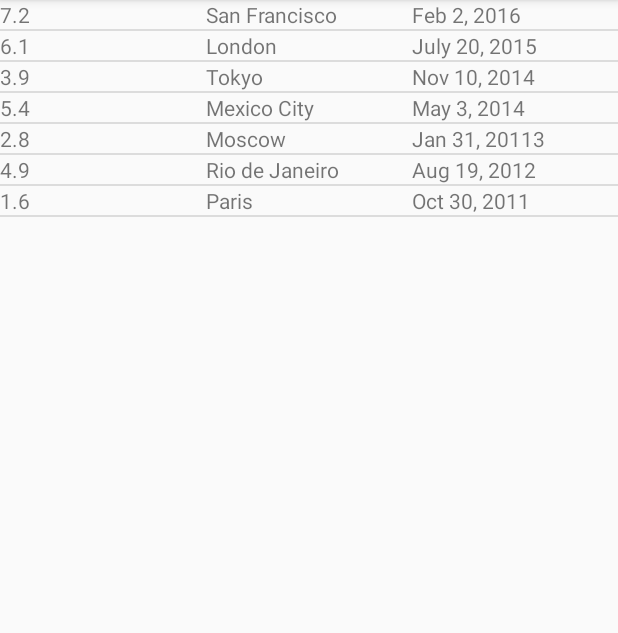
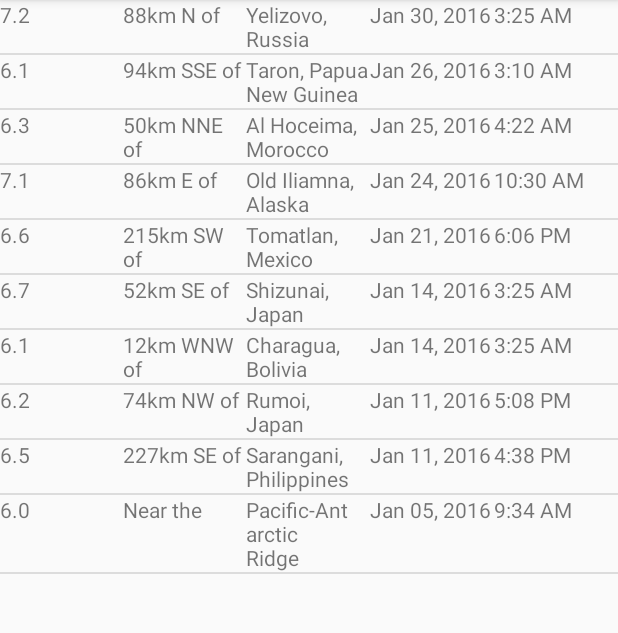
Before and after one commit to baguiar428/ABND-Earthquake_App, an Android app: the screen it shows after launch (EarthquakeActivity), on a phone screen of 412 x 824 dp, the part 84-717 px from its top. Run offline under Robolectric (Android 15) with nearby library versions, the phone set to English and light mode, and no system bars.

Commit message:
Added string formatting for JSON Parsing and updated textviews to display new formatting

```diff
--- a/app/src/main/java/com/example/android/quakereport/Earthquake.java
+++ b/app/src/main/java/com/example/android/quakereport/Earthquake.java
@@ -3,29 +3,29 @@ package com.example.android.quakereport;
 public class Earthquake {
 
     //Create private variables for Earthquake Class
-    private String mMagnitude;
+    private Double mMagnitude;
 
-    private String mCity;
+    private String mLocation;
 
-    private String mDate;
+    private long mTimeInMilliseconds;
 
 
     //Constructer for Earthquake
-    public Earthquake(String magnitude, String city, String date){
+    public Earthquake(Double magnitude, String location, long timeInMilliseconds){
         mMagnitude = magnitude;
-        mCity = city;
-        mDate = date;
+        mLocation = location;
+        mTimeInMilliseconds = timeInMilliseconds;
     }
 
-    public String getMagnitude() {
+    public Double getMagnitude() {
         return mMagnitude;
     }
 
-    public String getCity() {
-        return mCity;
+    public String getLocation() {
+        return mLocation;
     }
 
-    public String getDate() {
-        return mDate;
+    public long getTimeInMilliseconds() {
+        return mTimeInMilliseconds;
     }
 }
--- a/app/src/main/java/com/example/android/quakereport/EarthquakeActivity.java
+++ b/app/src/main/java/com/example/android/quakereport/EarthquakeActivity.java
@@ -31,15 +31,8 @@ public class EarthquakeActivity extends AppCompatActivity {
         super.onCreate(savedInstanceState);
         setContentView(R.layout.earthquake_activity);
 
-        // Create a fake list of earthquake locations.
-        ArrayList<Earthquake> earthquakes = new ArrayList<>();
-        earthquakes.add(new Earthquake("7.2","San Francisco","Feb 2, 2016"));
-        earthquakes.add(new Earthquake("6.1","London","July 20, 2015"));
-        earthquakes.add(new Earthquake("3.9","Tokyo","Nov 10, 2014"));
-        earthquakes.add(new Earthquake("5.4","Mexico City","May 3, 2014"));
-        earthquakes.add(new Earthquake("2.8","Moscow","Jan 31, 20113"));
-        earthquakes.add(new Earthquake("4.9","Rio de Janeiro", "Aug 19, 2012"));
-        earthquakes.add(new Earthquake("1.6","Paris","Oct 30, 2011"));
+        //Get the list of earthquakes from {@link QueryUtils}
+        ArrayList<Earthquake> earthquakes = QueryUtils.extractEarthquakes();
 
         // Create a new {@link ArrayAdapter} of earthquakes
         EarthquakeAdapter adapter = new EarthquakeAdapter(this, earthquakes);
--- a/app/src/main/java/com/example/android/quakereport/EarthquakeAdapter.java
+++ b/app/src/main/java/com/example/android/quakereport/EarthquakeAdapter.java
@@ -9,9 +9,14 @@ import android.view.ViewGroup;
 import android.widget.ArrayAdapter;
 import android.widget.TextView;
 
+import java.text.DecimalFormat;
+import java.text.SimpleDateFormat;
 import java.util.ArrayList;
+import java.util.Date;
 
 public class EarthquakeAdapter extends ArrayAdapter<Earthquake> {
+
+    private static final String LOCATION_SEPARATOR = " of ";
 
     public EarthquakeAdapter(Activity context, ArrayList<Earthquake> earthquakes) {
         // Here, we initialize the ArrayAdapter's internal storage for the context and the list.
@@ -32,21 +37,76 @@ public class EarthquakeAdapter extends ArrayAdapter<Earthquake> {
 
         Earthquake currentEarthquake = getItem(position);
 
+        String originalLocation = currentEarthquake.getLocation();
+        String primaryLocation;
+        String locationOffset;
+
         //Find the Text View in the List_earthquake layout with ID - magnitude_text_view
         TextView magnitudeTextView = (TextView) listItemView.findViewById(R.id.magnitude_text_view);
+        //Format the magnitude to show 1 decimal place
+        String formattedMagnitude = formatMagnitude(currentEarthquake.getMagnitude());
+        //Display the magnitude of the current earthquake in that TextView
+        magnitudeTextView.setText(formattedMagnitude);
+
+        if (originalLocation.contains(LOCATION_SEPARATOR)) {
+            String[] parts = originalLocation.split(LOCATION_SEPARATOR);
+            locationOffset = parts[0] + LOCATION_SEPARATOR;
+            primaryLocation = parts[1];
+        } else {
+            locationOffset = getContext().getString(R.string.near_the);
+            primaryLocation = originalLocation;
+        }
+
+        //Find the Text View in the List_earthquake layout with ID - location_offset_text_view
+        TextView locationOffsetTextView = (TextView) listItemView.findViewById(R.id.location_offset_text_view);
         //Get the current earthquake from the earthquake object and set it on the Text View
-        magnitudeTextView.setText(currentEarthquake.getMagnitude());
+        locationOffsetTextView.setText(locationOffset);
 
-        //Find the Text View in the List_earthquake layout with ID - city_text_view
-        TextView cityTextView = (TextView) listItemView.findViewById(R.id.city_text_view);
-        //Get the current earthquake from the earthquake object and set it on the Text View
-        cityTextView.setText(currentEarthquake.getCity());
+        //Find the Text View in the List_earthquake layout with ID - primary_location_text_view
+        TextView primaryLocationTextView = (TextView) listItemView.findViewById(R.id.primary_location_text_view);
+        primaryLocationTextView.setText(primaryLocation);
+
+        //Create a new Date object from the time in milliseconds of the earthquake
+        Date dateObject = new Date(currentEarthquake.getTimeInMilliseconds());
 
         //Find the Text View in the List_earthquake layout with ID - date_text_view
         TextView dateTextView = (TextView) listItemView.findViewById(R.id.date_text_view);
-        //Get the current earthquake from the earthquake object and set it on the Text View
-        dateTextView.setText(currentEarthquake.getDate());
+        //Format the date string (i.e: "April 28, 1986")
+        String formattedDate = formatDate(dateObject);
+        //Display the date of the current earthquake in the date_text_view
+        dateTextView.setText(formattedDate);
+
+        //Find the Text View in the List_earthquake layout with ID - time_text_view
+        TextView timeTextView = (TextView) listItemView.findViewById(R.id.time_text_view);
+        //Format the time string (i.e: "4:20PM")
+        String formattedTime = formatTime(dateObject);
+        timeTextView.setText(formattedTime);
 
         return  listItemView;
     }
+
+    /**
+     * Return the formatted date string (i.e. "Mar 3, 1984") from a Date object.
+     */
+    private String formatDate(Date dateObject) {
+        SimpleDateFormat dateFormat = new SimpleDateFormat("LLL dd, yyyy");
+        return dateFormat.format(dateObject);
+    }
+
+    /**
+     * Return the formatted date string (i.e. "4:30 PM") from a Date object.
+     */
+    private String formatTime(Date dateObject) {
+        SimpleDateFormat timeFormat = new SimpleDateFormat("h:mm a");
+        return timeFormat.format(dateObject);
+    }
+
+    /**
+     * Return the formatted magnitude string showing 1 decimal place (i.e. "3.2")
+     * from a decimal magnitude value.
+     */
+    private String formatMagnitude(double magnitude) {
+        DecimalFormat magnitudeFormat = new DecimalFormat("0.0");
+        return magnitudeFormat.format(magnitude);
+    }
 }
--- /dev/null
+++ b/app/src/main/java/com/example/android/quakereport/QueryUtils.java
@@ -0,0 +1,85 @@
+package com.example.android.quakereport;
+
+import android.util.Log;
+
+import org.json.JSONArray;
+import org.json.JSONException;
+import org.json.JSONObject;
+
+import java.util.ArrayList;
+
+/**
+ * Helper methods related to requesting and receiving earthquake data from USGS.
+ */
+public final class QueryUtils {
+
+    /** Sample JSON response for a USGS query */
+    private static final String SAMPLE_JSON_RESPONSE = "{\"type\":\"FeatureCollection\",\"metadata\":{\"generated\":1462295443000,\"url\":\"http://earthquake.usgs.gov/fdsnws/event/1/query?format=geojson&starttime=2016-01-01&endtime=2016-01-31&minmag=6&limit=10\",\"title\":\"USGS Earthquakes\",\"status\":200,\"api\":\"1.5.2\",\"limit\":10,\"offset\":1,\"count\":10},\"features\":[{\"type\":\"Feature\",\"properties\":{\"mag\":7.2,\"place\":\"88km N of Yelizovo, Russia\",\"time\":1454124312220,\"updated\":1460674294040,\"tz\":720,\"url\":\"http://earthquake.usgs.gov/earthquakes/eventpage/us20004vvx\",\"detail\":\"http://earthquake.usgs.gov/fdsnws/event/1/query?eventid=us20004vvx&format=geojson\",\"felt\":2,\"cdi\":3.4,\"mmi\":5.82,\"alert\":\"green\",\"status\":\"reviewed\",\"tsunami\":1,\"sig\":798,\"net\":\"us\",\"code\":\"20004vvx\",\"ids\":\",at00o1qxho,pt16030050,us20004vvx,gcmt20160130032510,\",\"sources\":\",at,pt,us,gcmt,\",\"types\":\",cap,dyfi,finite-fault,general-link,general-text,geoserve,impact-link,impact-text,losspager,moment-tensor,nearby-cities,origin,phase-data,shakemap,tectonic-summary,\",\"nst\":null,\"dmin\":0.958,\"rms\":1.19,\"gap\":17,\"magType\":\"mww\",\"type\":\"earthquake\",\"title\":\"M 7.2 - 88km N of Yelizovo, Russia\"},\"geometry\":{\"type\":\"Point\",\"coordinates\":[158.5463,53.9776,177]},\"id\":\"us20004vvx\"},\n" +
+            "{\"type\":\"Feature\",\"properties\":{\"mag\":6.1,\"place\":\"94km SSE of Taron, Papua New Guinea\",\"time\":1453777820750,\"updated\":1460156775040,\"tz\":600,\"url\":\"http://earthquake.usgs.gov/earthquakes/eventpage/us20004uks\",\"detail\":\"http://earthquake.usgs.gov/fdsnws/event/1/query?eventid=us20004uks&format=geojson\",\"felt\":null,\"cdi\":null,\"mmi\":4.1,\"alert\":\"green\",\"status\":\"reviewed\",\"tsunami\":1,\"sig\":572,\"net\":\"us\",\"code\":\"20004uks\",\"ids\":\",us20004uks,gcmt20160126031023,\",\"sources\":\",us,gcmt,\",\"types\":\",cap,geoserve,losspager,moment-tensor,nearby-cities,origin,phase-data,shakemap,tectonic-summary,\",\"nst\":null,\"dmin\":1.537,\"rms\":0.74,\"gap\":25,\"magType\":\"mww\",\"type\":\"earthquake\",\"title\":\"M 6.1 - 94km SSE of Taron, Papua New Guinea\"},\"geometry\":{\"type\":\"Point\",\"coordinates\":[153.2454,-5.2952,26]},\"id\":\"us20004uks\"},\n" +
+            "{\"type\":\"Feature\",\"properties\":{\"mag\":6.3,\"place\":\"50km NNE of Al Hoceima, Morocco\",\"time\":1453695722730,\"updated\":1460156773040,\"tz\":0,\"url\":\"http://earthquake.usgs.gov/earthquakes/eventpage/us10004gy9\",\"detail\":\"http://earthquake.usgs.gov/fdsnws/event/1/query?eventid=us10004gy9&format=geojson\",\"felt\":117,\"cdi\":7.2,\"mmi\":5.28,\"alert\":\"green\",\"status\":\"reviewed\",\"tsunami\":0,\"sig\":695,\"net\":\"us\",\"code\":\"10004gy9\",\"ids\":\",us10004gy9,gcmt20160125042203,\",\"sources\":\",us,gcmt,\",\"types\":\",cap,dyfi,geoserve,impact-text,losspager,moment-tensor,nearby-cities,origin,phase-data,shakemap,tectonic-summary,\",\"nst\":null,\"dmin\":2.201,\"rms\":0.92,\"gap\":20,\"magType\":\"mww\",\"type\":\"earthquake\",\"title\":\"M 6.3 - 50km NNE of Al Hoceima, Morocco\"},\"geometry\":{\"type\":\"Point\",\"coordinates\":[-3.6818,35.6493,12]},\"id\":\"us10004gy9\"},\n" +
+            "{\"type\":\"Feature\",\"properties\":{\"mag\":7.1,\"place\":\"86km E of Old Iliamna, Alaska\",\"time\":1453631430230,\"updated\":1460156770040,\"tz\":-540,\"url\":\"http://earthquake.usgs.gov/earthquakes/eventpage/us10004gqp\",\"detail\":\"http://earthquake.usgs.gov/fdsnws/event/1/query?eventid=us10004gqp&format=geojson\",\"felt\":1816,\"cdi\":7.2,\"mmi\":6.6,\"alert\":\"green\",\"status\":\"reviewed\",\"tsunami\":1,\"sig\":1496,\"net\":\"us\",\"code\":\"10004gqp\",\"ids\":\",at00o1gd6r,us10004gqp,ak12496371,gcmt20160124103030,\",\"sources\":\",at,us,ak,gcmt,\",\"types\":\",cap,dyfi,finite-fault,general-link,general-text,geoserve,impact-link,impact-text,losspager,moment-tensor,nearby-cities,origin,phase-data,shakemap,tectonic-summary,trump-origin,\",\"nst\":null,\"dmin\":0.72,\"rms\":2.11,\"gap\":19,\"magType\":\"mww\",\"type\":\"earthquake\",\"title\":\"M 7.1 - 86km E of Old Iliamna, Alaska\"},\"geometry\":{\"type\":\"Point\",\"coordinates\":[-153.4051,59.6363,129]},\"id\":\"us10004gqp\"},\n" +
+            "{\"type\":\"Feature\",\"properties\":{\"mag\":6.6,\"place\":\"215km SW of Tomatlan, Mexico\",\"time\":1453399617650,\"updated\":1459963829040,\"tz\":-420,\"url\":\"http://earthquake.usgs.gov/earthquakes/eventpage/us10004g4l\",\"detail\":\"http://earthquake.usgs.gov/fdsnws/event/1/query?eventid=us10004g4l&format=geojson\",\"felt\":11,\"cdi\":2.7,\"mmi\":3.92,\"alert\":\"green\",\"status\":\"reviewed\",\"tsunami\":1,\"sig\":673,\"net\":\"us\",\"code\":\"10004g4l\",\"ids\":\",at00o1bebo,pt16021050,us10004g4l,gcmt20160121180659,\",\"sources\":\",at,pt,us,gcmt,\",\"types\":\",cap,dyfi,geoserve,impact-link,impact-text,losspager,moment-tensor,nearby-cities,origin,phase-data,shakemap,tectonic-summary,\",\"nst\":null,\"dmin\":2.413,\"rms\":0.98,\"gap\":74,\"magType\":\"mww\",\"type\":\"earthquake\",\"title\":\"M 6.6 - 215km SW of Tomatlan, Mexico\"},\"geometry\":{\"type\":\"Point\",\"coordinates\":[-106.9337,18.8239,10]},\"id\":\"us10004g4l\"},\n" +
+            "{\"type\":\"Feature\",\"properties\":{\"mag\":6.7,\"place\":\"52km SE of Shizunai, Japan\",\"time\":1452741933640,\"updated\":1459304879040,\"tz\":540,\"url\":\"http://earthquake.usgs.gov/earthquakes/eventpage/us10004ebx\",\"detail\":\"http://earthquake.usgs.gov/fdsnws/event/1/query?eventid=us10004ebx&format=geojson\",\"felt\":51,\"cdi\":5.8,\"mmi\":6.45,\"alert\":\"green\",\"status\":\"reviewed\",\"tsunami\":1,\"sig\":720,\"net\":\"us\",\"code\":\"10004ebx\",\"ids\":\",us10004ebx,pt16014050,at00o0xauk,gcmt20160114032534,\",\"sources\":\",us,pt,at,gcmt,\",\"types\":\",associate,cap,dyfi,geoserve,impact-link,impact-text,losspager,moment-tensor,nearby-cities,origin,phase-data,shakemap,\",\"nst\":null,\"dmin\":0.281,\"rms\":0.98,\"gap\":22,\"magType\":\"mww\",\"type\":\"earthquake\",\"title\":\"M 6.7 - 52km SE of Shizunai, Japan\"},\"geometry\":{\"type\":\"Point\",\"coordinates\":[142.781,41.9723,46]},\"id\":\"us10004ebx\"},\n" +
+            "{\"type\":\"Feature\",\"properties\":{\"mag\":6.1,\"place\":\"12km WNW of Charagua, Bolivia\",\"time\":1452741928270,\"updated\":1459304879040,\"tz\":-240,\"url\":\"http://earthquake.usgs.gov/earthquakes/eventpage/us10004ebw\",\"detail\":\"http://earthquake.usgs.gov/fdsnws/event/1/query?eventid=us10004ebw&format=geojson\",\"felt\":3,\"cdi\":2.2,\"mmi\":2.21,\"alert\":\"green\",\"status\":\"reviewed\",\"tsunami\":0,\"sig\":573,\"net\":\"us\",\"code\":\"10004ebw\",\"ids\":\",us10004ebw,gcmt20160114032528,\",\"sources\":\",us,gcmt,\",\"types\":\",cap,dyfi,geoserve,impact-text,losspager,moment-tensor,nearby-cities,origin,phase-data,shakemap,tectonic-summary,\",\"nst\":null,\"dmin\":5.492,\"rms\":1.04,\"gap\":16,\"magType\":\"mww\",\"type\":\"earthquake\",\"title\":\"M 6.1 - 12km WNW of Charagua, Bolivia\"},\"geometry\":{\"type\":\"Point\",\"coordinates\":[-63.3288,-19.7597,582.56]},\"id\":\"us10004ebw\"},\n" +
+            "{\"type\":\"Feature\",\"properties\":{\"mag\":6.2,\"place\":\"74km NW of Rumoi, Japan\",\"time\":1452532083920,\"updated\":1459304875040,\"tz\":540,\"url\":\"http://earthquake.usgs.gov/earthquakes/eventpage/us10004djn\",\"detail\":\"http://earthquake.usgs.gov/fdsnws/event/1/query?eventid=us10004djn&format=geojson\",\"felt\":8,\"cdi\":3.4,\"mmi\":3.74,\"alert\":\"green\",\"status\":\"reviewed\",\"tsunami\":0,\"sig\":594,\"net\":\"us\",\"code\":\"10004djn\",\"ids\":\",us10004djn,gcmt20160111170803,\",\"sources\":\",us,gcmt,\",\"types\":\",cap,dyfi,geoserve,impact-text,losspager,moment-tensor,nearby-cities,origin,phase-data,shakemap,tectonic-summary,\",\"nst\":null,\"dmin\":1.139,\"rms\":0.96,\"gap\":33,\"magType\":\"mww\",\"type\":\"earthquake\",\"title\":\"M 6.2 - 74km NW of Rumoi, Japan\"},\"geometry\":{\"type\":\"Point\",\"coordinates\":[141.0867,44.4761,238.81]},\"id\":\"us10004djn\"},\n" +
+            "{\"type\":\"Feature\",\"properties\":{\"mag\":6.5,\"place\":\"227km SE of Sarangani, Philippines\",\"time\":1452530285900,\"updated\":1459304874040,\"tz\":480,\"url\":\"http://earthquake.usgs.gov/earthquakes/eventpage/us10004dj5\",\"detail\":\"http://earthquake.usgs.gov/fdsnws/event/1/query?eventid=us10004dj5&format=geojson\",\"felt\":1,\"cdi\":2.7,\"mmi\":7.5,\"alert\":\"green\",\"status\":\"reviewed\",\"tsunami\":1,\"sig\":650,\"net\":\"us\",\"code\":\"10004dj5\",\"ids\":\",at00o0srjp,pt16011050,us10004dj5,gcmt20160111163807,\",\"sources\":\",at,pt,us,gcmt,\",\"types\":\",cap,dyfi,geoserve,impact-link,impact-text,losspager,moment-tensor,nearby-cities,origin,phase-data,shakemap,tectonic-summary,\",\"nst\":null,\"dmin\":3.144,\"rms\":0.72,\"gap\":22,\"magType\":\"mww\",\"type\":\"earthquake\",\"title\":\"M 6.5 - 227km SE of Sarangani, Philippines\"},\"geometry\":{\"type\":\"Point\",\"coordinates\":[126.8621,3.8965,13]},\"id\":\"us10004dj5\"},\n" +
+            "{\"type\":\"Feature\",\"properties\":{\"mag\":6,\"place\":\"Pacific-Antarctic Ridge\",\"time\":1451986454620,\"updated\":1459202978040,\"tz\":-540,\"url\":\"http://earthquake.usgs.gov/earthquakes/eventpage/us10004bgk\",\"detail\":\"http://earthquake.usgs.gov/fdsnws/event/1/query?eventid=us10004bgk&format=geojson\",\"felt\":0,\"cdi\":1,\"mmi\":0,\"alert\":\"green\",\"status\":\"reviewed\",\"tsunami\":0,\"sig\":554,\"net\":\"us\",\"code\":\"10004bgk\",\"ids\":\",us10004bgk,gcmt20160105093415,\",\"sources\":\",us,gcmt,\",\"types\":\",cap,dyfi,geoserve,losspager,moment-tensor,nearby-cities,origin,phase-data,shakemap,\",\"nst\":null,\"dmin\":30.75,\"rms\":0.67,\"gap\":71,\"magType\":\"mww\",\"type\":\"earthquake\",\"title\":\"M 6.0 - Pacific-Antarctic Ridge\"},\"geometry\":{\"type\":\"Point\",\"coordinates\":[-136.2603,-54.2906,10]},\"id\":\"us10004bgk\"}],\"bbox\":[-153.4051,-54.2906,10,158.5463,59.6363,582.56]}";
+
+    /**
+     * Create a private constructor because no one should ever create a {@link QueryUtils} object.
+     * This class is only meant to hold static variables and methods, which can be accessed
+     * directly from the class name QueryUtils (and an object instance of QueryUtils is not needed).
+     */
+    private QueryUtils() {
+    }
+
+    /**
+     * Return a list of {@link Earthquake} objects that has been built up from
+     * parsing a JSON response.
+     */
+    public static ArrayList<Earthquake> extractEarthquakes() {
+
+        // Create an empty ArrayList that we can start adding earthquakes to
+        ArrayList<Earthquake> earthquakes = new ArrayList<>();
+
+        // Try to parse the SAMPLE_JSON_RESPONSE. If there's a problem with the way the JSON
+        // is formatted, a JSONException exception object will be thrown.
+        // Catch the exception so the app doesn't crash, and print the error message to the logs.
+        try {
+
+            // TODO: Parse the response given by the SAMPLE_JSON_RESPONSE string and
+            // build up a list of Earthquake objects with the corresponding data.
+
+            //This creates an object from the SAMPLE JSON Response
+            JSONObject baseJsonResponse = new JSONObject(SAMPLE_JSON_RESPONSE);
+            //This goes into the "Features" part of the array
+            JSONArray earthquakeArray = baseJsonResponse.getJSONArray("features");
+
+            //Then look through each entry in the earthquakeArray.
+            for (int i = 0; i < earthquakeArray.length(); i++){
+                JSONObject currentEarthquake = earthquakeArray.getJSONObject(i);
+                JSONObject properties = currentEarthquake.getJSONObject("properties");
+                double magnitude = properties.getDouble("mag");
+                String location = properties.getString("place");
+                long time = properties.getLong("time");
+
+             // Create new earthquake object from these 3 strings
+                Earthquake earthquake = new Earthquake(magnitude, location, time);
+             // Add new earthquake to the list of earthquakes
+                earthquakes.add(earthquake);
+            }
+
+
+
+        } catch (JSONException e) {
+            // If an error is thrown when executing any of the above statements in the "try" block,
+            // catch the exception here, so the app doesn't crash. Print a log message
+            // with the message from the exception.
+            Log.e("QueryUtils", "Problem parsing the earthquake JSON results", e);
+        }
+
+        // Return the list of earthquakes
+        return earthquakes;
+    }
+
+}
--- a/app/src/main/res/layout/list_earthquake.xml
+++ b/app/src/main/res/layout/list_earthquake.xml
@@ -14,7 +14,14 @@
         tools:text="Magnitude"/>
 
     <TextView
-        android:id="@+id/city_text_view"
+        android:id="@+id/location_offset_text_view"
+        android:layout_width="0dp"
+        android:layout_height="wrap_content"
+        android:layout_weight="1"
+        tools:text="30km S of"/>
+
+    <TextView
+        android:id="@+id/primary_location_text_view"
         android:layout_width="0dp"
         android:layout_height="wrap_content"
         android:layout_weight="1"
@@ -27,4 +34,11 @@
         android:layout_weight="1"
         tools:text="Date"/>
 
+    <TextView
+        android:id="@+id/time_text_view"
+        android:layout_width="0dp"
+        android:layout_height="wrap_content"
+        android:layout_weight="1"
+        tools:text="time"/>
+
 </LinearLayout>
--- a/app/src/main/res/values/strings.xml
+++ b/app/src/main/res/values/strings.xml
@@ -15,4 +15,7 @@
 -->
 <resources>
     <string name="app_name">Quake Report</string>
+
+    <string name="near_the">Near the</string>
+
 </resources>
```
Also changed, not shown: gradle/wrapper/gradle-wrapper.properties.
